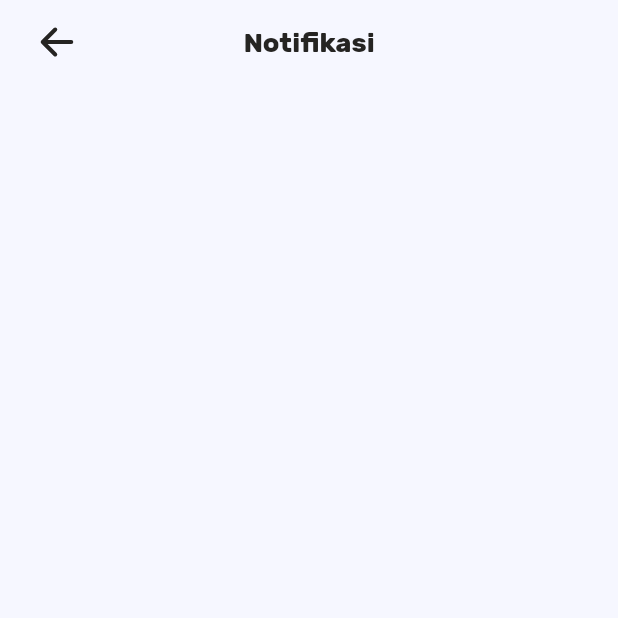
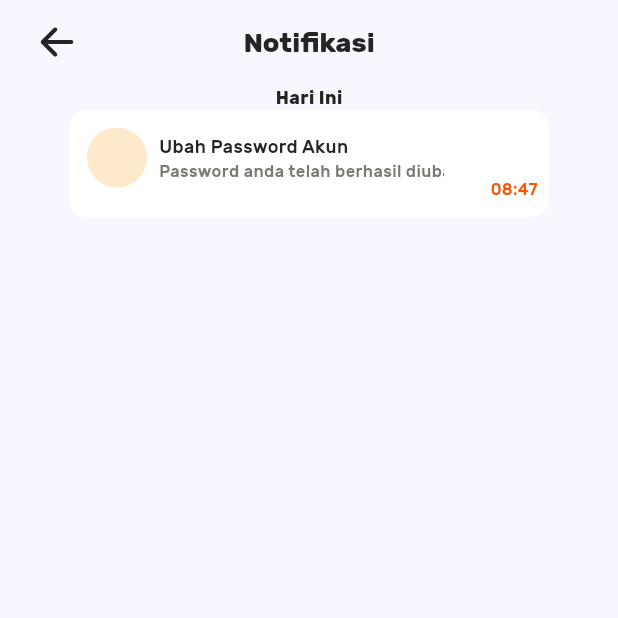
Before and after one commit to sourcery-ai-experiments/unishare_mobile, a Flutter app: the screen it shows after launch, on a phone screen of 412 x 824 dp, the top half of it. Run offline on Flutter 3.47's test engine with Material 3 defaults, Android fonts, the phone set to English and light mode, and no system bars; our stand-ins replace firebase_core, flutter_svg; accounts and stored records are empty; project files that could hold a hidden picture were left out.

Commit message:
update notif

```diff
--- a/lib/app/modules/notification/views/notification_screen.dart
+++ b/lib/app/modules/notification/views/notification_screen.dart
@@ -7,19 +7,150 @@ class NotificationPage extends StatelessWidget {
   @override
   Widget build(BuildContext context) {
     return Scaffold(
-      backgroundColor: Color(0xFFF6F7FF),
-      appBar: AppBar(
-        title: Text('Notifikasi',
+        appBar: appBar(),
+        backgroundColor: const Color(0xFFF6F7FF),
+        body: SizedBox.expand(
+          child: Column(
+            // crossAxisAlignment: CrossAxisAlignment.end,
+            children: [
+              const Text(
+                // textAlign: TextAlign.end,
+                'Hari Ini',
+                style: TextStyle(
+                    color: Color(0xFF252422),
+                    fontSize: 12,
+                    fontFamily: 'Rubik',
+                    fontWeight: FontWeight.bold),
+              ),
+              Container(
+                width: 320,
+                height: 72,
+                child: Stack(
+                  children: [
+                    Positioned(
+                      left: 0,
+                      top: 0,
+                      child: Container(
+                        width: 320,
+                        height: 72,
+                        decoration: ShapeDecoration(
+                          color: Colors.white,
+                          shape: RoundedRectangleBorder(
+                            borderRadius: BorderRadius.circular(12),
+                          ),
+                        ),
+                      ),
+                    ),
+                    const Positioned(
+                      left: 281,
+                      top: 47,
+                      child: Text(
+                        '08:47',
+                        style: TextStyle(
+                          color: Color(0xFFF75600),
+                          fontSize: 11,
+                          fontFamily: 'Rubik',
+                          fontWeight: FontWeight.w400,
+                          height: 0,
+                        ),
+                      ),
+                    ),
+                    Positioned(
+                      left: 12,
+                      top: 12,
+                      child: Container(
+                        width: 238,
+                        height: 40,
+                        child: Stack(
+                          children: [
+                            const Positioned(
+                              left: 48,
+                              top: 6,
+                              child: Text(
+                                'Ubah Password Akun',
+                                style: TextStyle(
+                                  color: Color(0xFF252422),
+                                  fontSize: 12,
+                                  fontFamily: 'Rubik',
+                                  fontWeight: FontWeight.w400,
+                                  height: 0,
+                                ),
+                              ),
+                            ),
+                            const Positioned(
+                              left: 48,
+                              top: 23,
+                              child: Text(
+                                'Password anda telah berhasil diubah!',
+                                style: TextStyle(
+                                  color: Color(0xFF7C7974),
+                                  fontSize: 11,
+                                  fontFamily: 'Rubik',
+                                  fontWeight: FontWeight.w400,
+                                  height: 0,
+                                ),
+                              ),
+                            ),
+                            Positioned(
+                              left: 0,
+                              top: 0,
+                              child: Container(
+                                width: 40,
+                                height: 40,
+                                child: Stack(
+                                  children: [
+                                    Positioned(
+                                      left: 0,
+                                      top: 0,
+                                      child: Container(
+                                        width: 40,
+                                        height: 40,
+                                        decoration: ShapeDecoration(
+                                          color: Color(0xFFFEEACB),
+                                          shape: OvalBorder(),
+                                        ),
+                                      ),
+                                    ),
+                                    Positioned(
+                                      left: 11,
+                                      top: 13,
+                                      child: Container(
+                                        width: 18,
+                                        height: 14,
+                                        child: Stack(children: []),
+                                      ),
+                                    ),
+                                  ],
+                                ),
+                              ),
+                            ),
+                          ],
+                        ),
+                      ),
+                    ),
+                  ],
+                ),
+              )
+            ],
+          ),
+        ));
+  }
+
+  AppBar appBar() {
+    return AppBar(
+      title: const Text('Notifikasi',
           style: TextStyle(
               fontFamily: 'Rubik',
               color: Color(0xFF252422),
               fontWeight: FontWeight.bold,
               fontSize: 18)),
       centerTitle: true,
-        backgroundColor: Color(0xFFF6F7FF),
-        leading: Container(
+      backgroundColor: const Color(0xFFF6F7FF),
+      leading: GestureDetector(
+        onTap: () {},
+        child: Container(
           alignment: Alignment.center,
-          padding: EdgeInsets.only(
+          padding: const EdgeInsets.only(
             left: 20,
           ),
           child: SvgPicture.asset(
```
Lines whose indentation alone changed are shown as unchanged.
